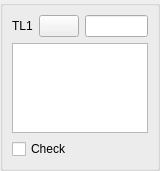
Before: the Qt Designer form src/MeasureGUI/MeasureGUI_1Sel1TextView1Check_QTD.ui in SalomePlatform/geom, drawn with Qt 5.
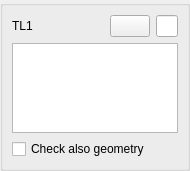
After: the same form once the commit is applied.

Commit message: Bug IPAL19554 - Qt4 porting: "Check Shape" dialog problems

```diff
--- a/src/MeasureGUI/MeasureGUI_1Sel1TextView1Check_QTD.ui
+++ b/src/MeasureGUI/MeasureGUI_1Sel1TextView1Check_QTD.ui
@@ -34,7 +34,7 @@
       <item row="2" column="0" colspan="2" >
        <widget class="QCheckBox" name="CheckBox1" >
         <property name="text" >
-         <string>Check</string>
+         <string>Check also geometry</string>
         </property>
        </widget>
       </item>
```
The commit also changes 1 other file.
